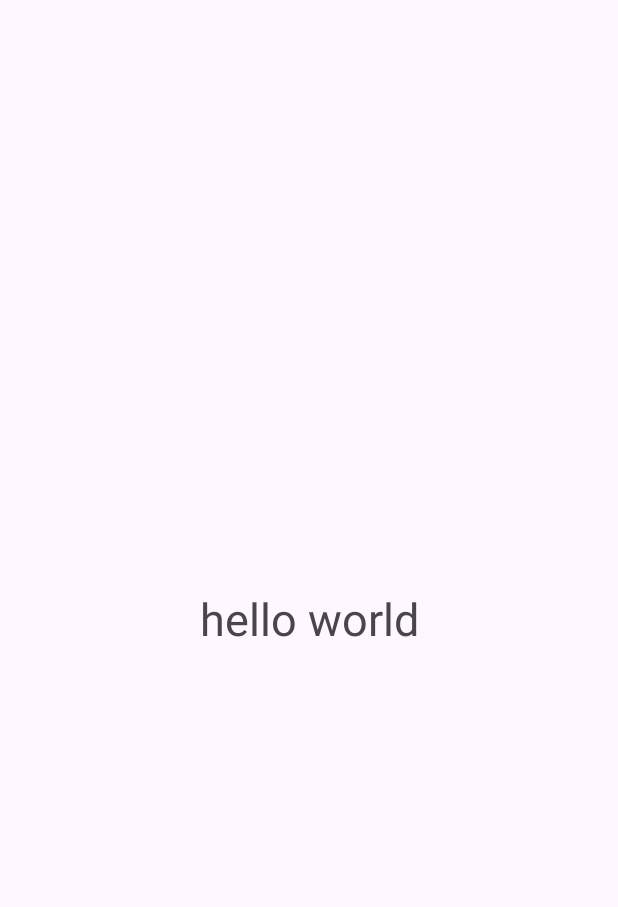
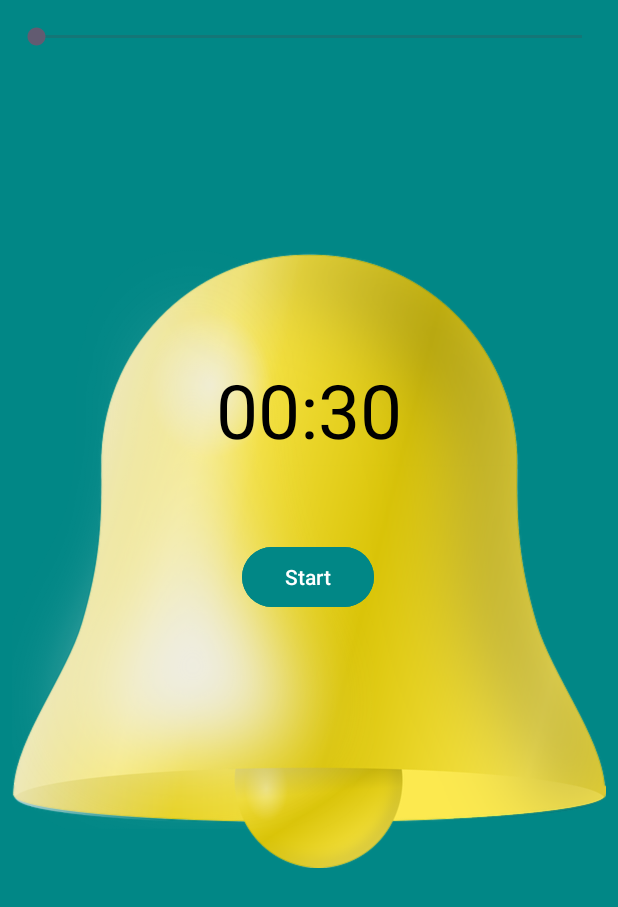
Before and after one commit to WolfVerrron18/saving, an Android app: the screen it shows after launch (MainActivity), on a phone screen of 412 x 824 dp. Shown: the top 907 px of the screen. Run offline under Robolectric (Android 15) with nearby library versions, the light colour scheme and no system bars.

Commit message:
Задание. Разметка Cool Timer

```diff
--- a/app/src/main/res/layout/activity_main.xml
+++ b/app/src/main/res/layout/activity_main.xml
@@ -4,16 +4,73 @@
     xmlns:tools="http://schemas.android.com/tools"
     android:layout_width="match_parent"
     android:layout_height="match_parent"
-    tools:context=".MainActivity">
+    tools:context=".MainActivity"
+    android:background="#FF018786">
+
+    <ImageView
+        android:id="@+id/imageView"
+        android:layout_width="0dp"
+        android:layout_height="wrap_content"
+        android:layout_marginStart="8dp"
+        android:layout_marginTop="45dp"
+        android:layout_marginEnd="8dp"
+        android:layout_marginBottom="46dp"
+        app:layout_constraintBottom_toBottomOf="parent"
+        app:layout_constraintEnd_toEndOf="parent"
+        app:layout_constraintHorizontal_bias="1.0"
+        app:layout_constraintStart_toStartOf="parent"
+        app:layout_constraintTop_toTopOf="parent"
+        app:layout_constraintVertical_bias="0.0"
+        app:srcCompat="@drawable/bell"
+        android:contentDescription="bell" />
+
+    <SeekBar
+        android:id="@+id/seekBar"
+        android:layout_width="0dp"
+        android:layout_height="25dp"
+        android:layout_marginStart="8dp"
+        android:layout_marginTop="12dp"
+        android:layout_marginEnd="8dp"
+        android:layout_marginBottom="8dp"
+        app:layout_constraintBottom_toTopOf="@+id/imageView"
+        app:layout_constraintEnd_toEndOf="parent"
+        app:layout_constraintHorizontal_bias="1.0"
+        app:layout_constraintStart_toStartOf="parent"
+        app:layout_constraintTop_toTopOf="parent"
+        app:layout_constraintVertical_bias="1.0" />
+
+    <Button
+        android:id="@+id/button"
+        android:layout_width="wrap_content"
+        android:layout_height="wrap_content"
+        android:layout_marginStart="8dp"
+        android:layout_marginTop="150dp"
+        android:layout_marginEnd="8dp"
+        android:backgroundTint="#FF018786"
+        android:text="Start"
+        android:textColor="@color/white"
+        app:layout_constraintBottom_toBottomOf="parent"
+        app:layout_constraintEnd_toEndOf="@id/imageView"
+        app:layout_constraintHorizontal_bias="0.511"
+        app:layout_constraintStart_toStartOf="parent"
+        app:layout_constraintTop_toTopOf="parent"
+        app:layout_constraintVertical_bias="0.337" />
 
     <TextView
         android:id="@+id/textView"
         android:layout_width="wrap_content"
         android:layout_height="wrap_content"
-        android:textSize="30sp"
-        android:text="hello world"
-        app:layout_constraintBottom_toBottomOf="parent"
+        android:layout_marginStart="8dp"
+        android:layout_marginTop="224dp"
+        android:layout_marginEnd="8dp"
+        android:layout_marginBottom="39dp"
+        android:text="00:30"
+        android:textColor="@color/black"
+        android:textSize="50sp"
+        app:layout_constraintBottom_toTopOf="@+id/button"
         app:layout_constraintEnd_toEndOf="parent"
+        app:layout_constraintHorizontal_bias="0.5"
+        app:layout_constraintStart_toEndOf="@+id/imageView"
         app:layout_constraintStart_toStartOf="parent"
         app:layout_constraintTop_toTopOf="parent" />
 
```
Also changed, not shown: app/src/main/res/drawable/bell.png (added).
